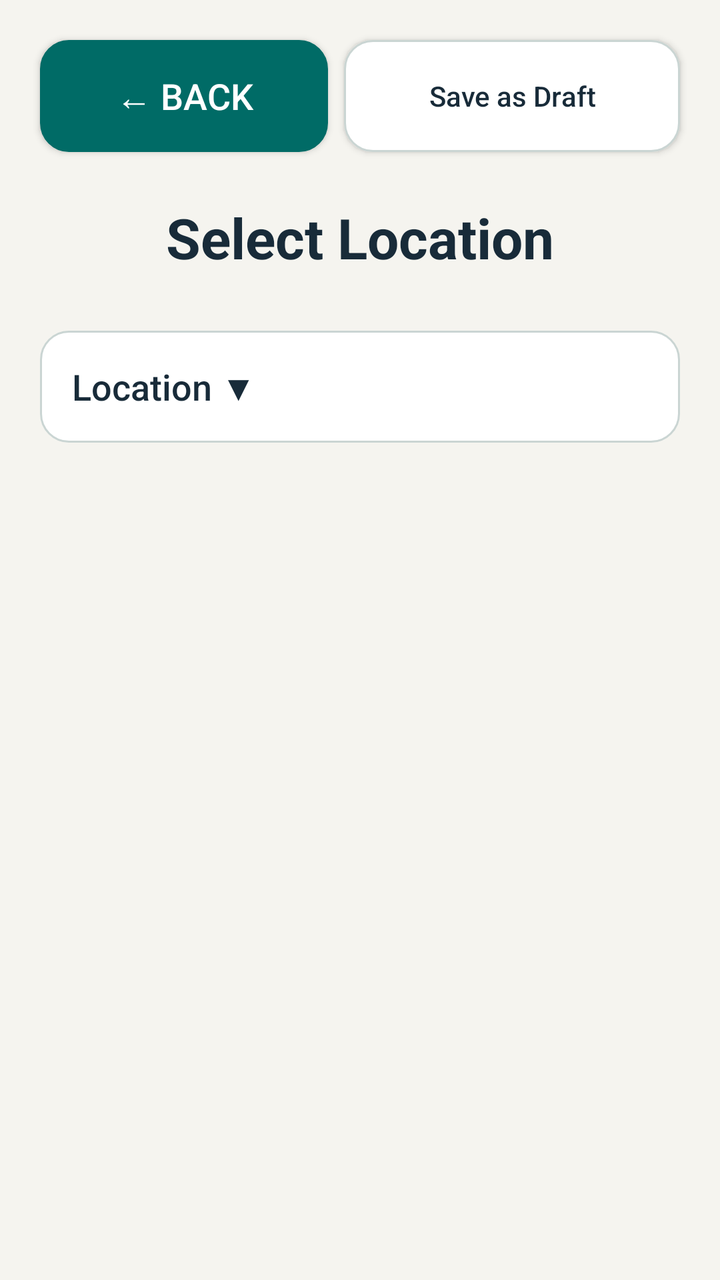
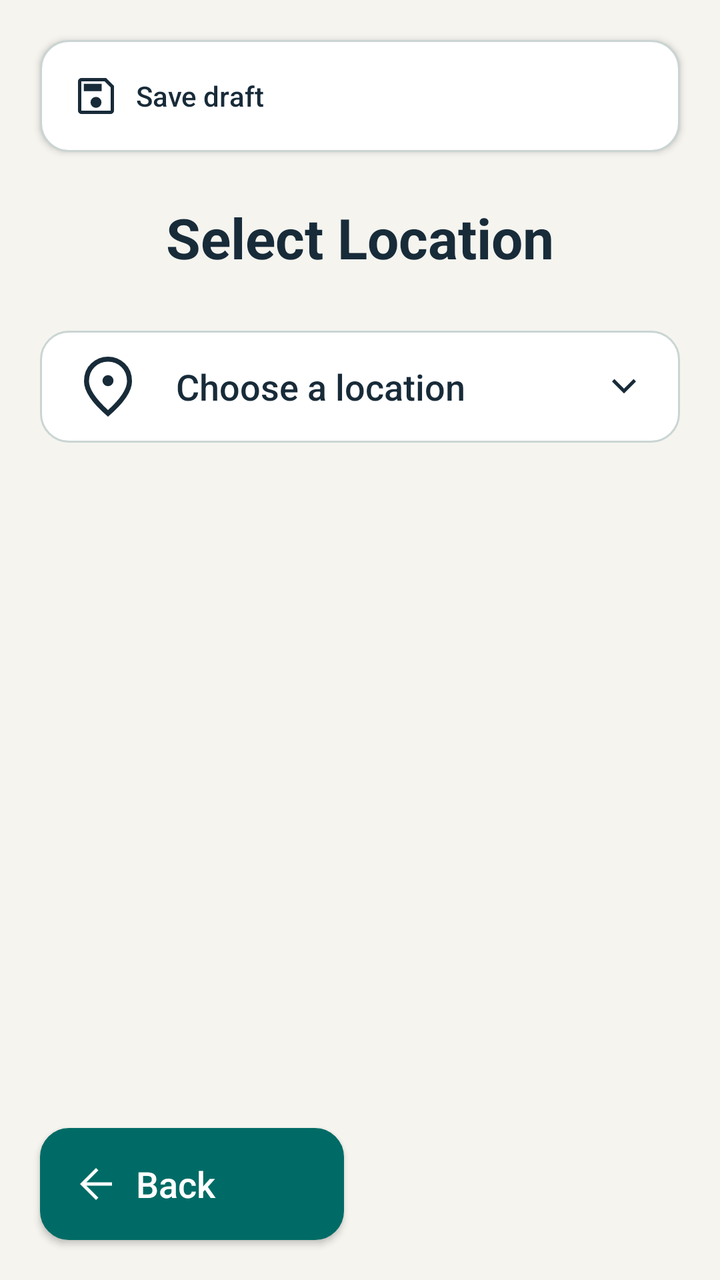

Compare the two renders of this Android layout. The source of the first and the diff that turns it into the second are given below.
<!-- AndroidManifest.xml: application theme Theme.JavaReportingSystem -->
<!-- res/layout/activity_location_selection.xml -->
<?xml version="1.0" encoding="utf-8"?>
<androidx.constraintlayout.widget.ConstraintLayout xmlns:android="http://schemas.android.com/apk/res/android"
    xmlns:app="http://schemas.android.com/apk/res-auto"
    xmlns:tools="http://schemas.android.com/tools"
    android:id="@+id/main"
    android:layout_width="match_parent"
    android:layout_height="match_parent"
    android:background="@color/safety_background"
    tools:context=".ui.LocationSelectionActivity">

    <Button
        android:id="@+id/btnBack"
        android:layout_width="144dp"
        android:layout_height="56dp"
        android:layout_marginStart="20dp"
        android:layout_marginTop="20dp"
        android:background="@drawable/back_button"
        android:text="@string/back"
        android:textAllCaps="false"
        android:textColor="@color/safety_on_action"
        android:textSize="18sp"
        app:layout_constraintStart_toStartOf="parent"
        app:layout_constraintTop_toTopOf="parent"
                app:backgroundTint="@null" />

    <Button
        android:id="@+id/btnSaveDraft"
        android:layout_width="0dp"
        android:layout_height="56dp"
        android:layout_marginStart="8dp"
        android:layout_marginEnd="20dp"
        android:background="@drawable/outline_button"
        android:text="@string/save_as_draft"
        android:textAllCaps="false"
        android:textColor="@color/safety_text"
        android:textSize="14sp"
        android:minWidth="0dp"
        android:paddingStart="8dp"
        android:paddingEnd="8dp"
        app:backgroundTint="@null"
        app:layout_constraintStart_toEndOf="@id/btnBack"
        app:layout_constraintEnd_toEndOf="parent"
        app:layout_constraintTop_toTopOf="@id/btnBack" />



    <TextView
        android:id="@+id/tvTitle"
        android:layout_width="0dp"
        android:layout_height="wrap_content"
        android:layout_marginStart="20dp"
        android:layout_marginTop="24dp"
        android:layout_marginEnd="20dp"
        android:gravity="center"
        android:text="Select Location"
        android:textColor="@color/safety_text"
        android:textSize="28sp"
        android:textStyle="bold"
        app:layout_constraintEnd_toEndOf="parent"
        app:layout_constraintStart_toStartOf="parent"
        app:layout_constraintTop_toBottomOf="@id/btnBack" />

    <ScrollView
        android:id="@+id/locationsContent"
        android:layout_width="0dp"
        android:layout_height="0dp"
        android:fillViewport="true"
        app:layout_constraintBottom_toTopOf="@id/btnNext"
        app:layout_constraintEnd_toEndOf="parent"
        app:layout_constraintStart_toStartOf="parent"
        app:layout_constraintTop_toBottomOf="@id/tvTitle">

        <LinearLayout
            android:layout_width="match_parent"
            android:layout_height="wrap_content"
            android:orientation="vertical"
            android:paddingStart="20dp"
            android:paddingTop="28dp"
            android:paddingEnd="20dp"
            android:paddingBottom="20dp">

            <Button
                android:id="@+id/btnLocationDropdown"
                android:layout_width="match_parent"
                android:layout_height="wrap_content"
                android:background="@drawable/outline_button"
                android:gravity="center_vertical"
                android:minHeight="56dp"
                android:paddingStart="16dp"
                android:paddingEnd="16dp"
                android:stateListAnimator="@null"
                android:text="@string/select_location"
                android:textAllCaps="false"
                android:textColor="@color/safety_text"
                android:textSize="18sp"
                app:backgroundTint="@null" />

            <HorizontalScrollView
                android:id="@+id/locationTableContainer"
                android:layout_width="match_parent"
                android:layout_height="wrap_content"
                android:layout_marginTop="8dp"
                android:fillViewport="true"
                android:visibility="gone">

                <TableLayout
                    android:id="@+id/locationTable"
                    android:layout_width="wrap_content"
                    android:layout_height="wrap_content"
                    android:stretchColumns="1">

                    <TableRow android:background="#EAEAEA">
                        <TextView
                            android:padding="12dp"
                            android:text="ID"
                            android:textColor="@color/safety_text"
                            android:textStyle="bold" />

                        <TextView
                            android:padding="12dp"
                            android:text="Location Name"
                            android:textColor="@color/safety_text"
                            android:textStyle="bold" />
                    </TableRow>
                </TableLayout>
            </HorizontalScrollView>
        </LinearLayout>
    </ScrollView>

    <Button
        android:id="@+id/btnNext"
        android:layout_width="148dp"
        android:layout_height="56dp"
        android:layout_marginEnd="20dp"
        android:layout_marginBottom="20dp"
        android:background="@drawable/next_button"
        android:text="@string/next"
        android:textAllCaps="false"
        android:textColor="@color/safety_on_action"
        android:textSize="18sp"
        android:visibility="invisible"
        app:layout_constraintBottom_toBottomOf="parent"
        app:layout_constraintEnd_toEndOf="parent"
                app:backgroundTint="@null" />
</androidx.constraintlayout.widget.ConstraintLayout>
<!-- resources referenced by this layout -->
<resources>
  <color name="safety_text">#182B39</color>
  <string name="back">← BACK</string>
  <string name="next">NEXT →</string>
  <string name="save_as_draft">Save as Draft</string>
  <string name="select_location">Location  ▼</string>
  <color name="safety_action">#006B66</color>
  <color name="safety_border">#CAD5D3</color>
  <!-- unchanged entries left out for length: 8 -->
</resources>

<!-- the commit's change to res/layout/activity_location_selection.xml (unified diff, before → after) -->
@@ -8,26 +8,41 @@
     android:background="@color/safety_background"
     tools:context=".ui.LocationSelectionActivity">
 
+    <androidx.constraintlayout.widget.Guideline
+        android:id="@+id/bottomGuide"
+        android:layout_width="wrap_content"
+        android:layout_height="wrap_content"
+        android:orientation="vertical"
+        app:layout_constraintGuide_percent="0.5" />
+
     <Button
         android:id="@+id/btnBack"
-        android:layout_width="144dp"
+        android:layout_width="0dp"
         android:layout_height="56dp"
         android:layout_marginStart="20dp"
-        android:layout_marginTop="20dp"
         android:background="@drawable/back_button"
         android:text="@string/back"
         android:textAllCaps="false"
         android:textColor="@color/safety_on_action"
         android:textSize="18sp"
         app:layout_constraintStart_toStartOf="parent"
-        app:layout_constraintTop_toTopOf="parent"
-                app:backgroundTint="@null" />
+                app:backgroundTint="@null"
+        android:drawableStart="@drawable/ic_ms_arrow_back"
+        android:drawableTint="@color/safety_on_action"
+        android:drawablePadding="8dp"
+        android:gravity="center_vertical|start"
+        android:paddingStart="16dp"
+        android:paddingEnd="16dp"
+        android:layout_marginEnd="8dp"
+        android:layout_marginBottom="20dp"
+        app:layout_constraintBottom_toBottomOf="parent"
+        app:layout_constraintEnd_toStartOf="@id/bottomGuide" />
 
     <Button
         android:id="@+id/btnSaveDraft"
         android:layout_width="0dp"
         android:layout_height="56dp"
-        android:layout_marginStart="8dp"
+        android:layout_marginStart="20dp"
         android:layout_marginEnd="20dp"
         android:background="@drawable/outline_button"
         android:text="@string/save_as_draft"
@@ -35,12 +50,17 @@
         android:textColor="@color/safety_text"
         android:textSize="14sp"
         android:minWidth="0dp"
-        android:paddingStart="8dp"
-        android:paddingEnd="8dp"
+        android:paddingStart="16dp"
+        android:paddingEnd="16dp"
         app:backgroundTint="@null"
-        app:layout_constraintStart_toEndOf="@id/btnBack"
         app:layout_constraintEnd_toEndOf="parent"
-        app:layout_constraintTop_toTopOf="@id/btnBack" />
+        android:drawableStart="@drawable/ic_ms_save"
+        android:drawableTint="@color/safety_text"
+        android:drawablePadding="8dp"
+        android:gravity="center_vertical|start"
+        android:layout_marginTop="20dp"
+        app:layout_constraintStart_toStartOf="parent"
+        app:layout_constraintTop_toTopOf="parent" />
 
 
 
@@ -58,7 +78,7 @@
         android:textStyle="bold"
         app:layout_constraintEnd_toEndOf="parent"
         app:layout_constraintStart_toStartOf="parent"
-        app:layout_constraintTop_toBottomOf="@id/btnBack" />
+        app:layout_constraintTop_toBottomOf="@id/btnSaveDraft" />
 
     <ScrollView
         android:id="@+id/locationsContent"
@@ -84,7 +104,7 @@
                 android:layout_width="match_parent"
                 android:layout_height="wrap_content"
                 android:background="@drawable/outline_button"
-                android:gravity="center_vertical"
+                android:gravity="center_vertical|start"
                 android:minHeight="56dp"
                 android:paddingStart="16dp"
                 android:paddingEnd="16dp"
@@ -93,7 +113,11 @@
                 android:textAllCaps="false"
                 android:textColor="@color/safety_text"
                 android:textSize="18sp"
-                app:backgroundTint="@null" />
+                app:backgroundTint="@null"
+                android:drawableStart="@drawable/ic_ms_location_on"
+                android:drawableTint="@color/safety_text"
+                android:drawablePadding="16dp"
+                android:drawableEnd="@drawable/ic_ms_expand_more" />
 
             <HorizontalScrollView
                 android:id="@+id/locationTableContainer"
@@ -129,7 +153,7 @@
 
     <Button
         android:id="@+id/btnNext"
-        android:layout_width="148dp"
+        android:layout_width="0dp"
         android:layout_height="56dp"
         android:layout_marginEnd="20dp"
         android:layout_marginBottom="20dp"
@@ -141,5 +165,13 @@
         android:visibility="invisible"
         app:layout_constraintBottom_toBottomOf="parent"
         app:layout_constraintEnd_toEndOf="parent"
-                app:backgroundTint="@null" />
+                app:backgroundTint="@null"
+        android:drawableStart="@drawable/ic_ms_arrow_forward"
+        android:drawableTint="@color/safety_on_action"
+        android:drawablePadding="8dp"
+        android:gravity="center_vertical|start"
+        android:paddingStart="16dp"
+        android:paddingEnd="16dp"
+        android:layout_marginStart="8dp"
+        app:layout_constraintStart_toStartOf="@id/bottomGuide" />
 </androidx.constraintlayout.widget.ConstraintLayout>
<!-- resource entries referenced after the edit -->
@@ -1,10 +1,65 @@
 <!-- resources referenced by this layout -->
 <resources>
   <color name="safety_text">#182B39</color>
-  <string name="back">← BACK</string>
-  <string name="next">NEXT →</string>
-  <string name="save_as_draft">Save as Draft</string>
-  <string name="select_location">Location  ▼</string>
+  <!-- drawable ic_ms_arrow_back (drawable) -->
+  <vector xmlns:android="http://schemas.android.com/apk/res/android"
+      android:width="24dp"
+      android:height="24dp"
+      android:viewportWidth="960"
+      android:viewportHeight="960"
+      android:autoMirrored="true">
+    <path
+        android:fillColor="@color/safety_text"
+        android:pathData="M287,513.33L527,753.33L480,800L160,480L480,160L527,206.67L287,446.67L800,446.67L800,513.33L287,513.33Z"/>
+  </vector>
+  <!-- drawable ic_ms_arrow_forward (drawable) -->
+  <vector xmlns:android="http://schemas.android.com/apk/res/android"
+      android:width="24dp"
+      android:height="24dp"
+      android:viewportWidth="960"
+      android:viewportHeight="960"
+      android:autoMirrored="true">
+    <path
+        android:fillColor="@color/safety_text"
+        android:pathData="M673,513.33L160,513.33L160,446.67L673,446.67L433,206.67L480,160L800,480L480,800L433,753.33L673,513.33Z"/>
+  </vector>
+  <!-- drawable ic_ms_expand_more (drawable) -->
+  <vector xmlns:android="http://schemas.android.com/apk/res/android"
+      android:width="24dp"
+      android:height="24dp"
+      android:viewportWidth="960"
+      android:viewportHeight="960"
+  >
+    <path
+        android:fillColor="@color/safety_text"
+        android:pathData="M480,615L240,375L287.33,327.67L480,521L672.67,328.33L720,375.67L480,615Z"/>
+  </vector>
+  <!-- drawable ic_ms_location_on (drawable) -->
+  <vector xmlns:android="http://schemas.android.com/apk/res/android"
+      android:width="36dp"
+      android:height="36dp"
+      android:viewportWidth="960"
+      android:viewportHeight="960"
+  >
+    <path
+        android:fillColor="@color/safety_text"
+        android:pathData="M480.06,473.33Q510.33,473.33 531.83,451.77Q553.33,430.22 553.33,399.94Q553.33,369.67 531.77,348.17Q510.22,326.67 479.94,326.67Q449.67,326.67 428.17,348.23Q406.67,369.78 406.67,400.06Q406.67,430.33 428.23,451.83Q449.78,473.33 480.06,473.33ZM480,792Q609.33,674 671.33,577.83Q733.33,481.67 733.33,408Q733.33,293.14 659.97,219.9Q586.61,146.67 480,146.67Q373.39,146.67 300.03,219.9Q226.67,293.14 226.67,408Q226.67,481.67 289.67,577.83Q352.67,674 480,792ZM480,880Q319,743 239.5,625.5Q160,508 160,408Q160,258 256.5,169Q353,80 480,80Q607,80 703.5,169Q800,258 800,408Q800,508 720.5,625.5Q641,743 480,880ZM480,400Q480,400 480,400Q480,400 480,400Q480,400 480,400Q480,400 480,400Q480,400 480,400Q480,400 480,400Q480,400 480,400Q480,400 480,400Z"/>
+  </vector>
+  <!-- drawable ic_ms_save (drawable) -->
+  <vector xmlns:android="http://schemas.android.com/apk/res/android"
+      android:width="24dp"
+      android:height="24dp"
+      android:viewportWidth="960"
+      android:viewportHeight="960"
+  >
+    <path
+        android:fillColor="@color/safety_text"
+        android:pathData="M840,278L840,773.33Q840,800.33 820.17,820.17Q800.33,840 773.33,840L186.67,840Q159.67,840 139.83,820.17Q120,800.33 120,773.33L120,186.67Q120,159.67 139.83,139.83Q159.67,120 186.67,120L682,120L840,278ZM773.33,307.33L652.67,186.67L186.67,186.67Q186.67,186.67 186.67,186.67Q186.67,186.67 186.67,186.67L186.67,773.33Q186.67,773.33 186.67,773.33Q186.67,773.33 186.67,773.33L773.33,773.33Q773.33,773.33 773.33,773.33Q773.33,773.33 773.33,773.33L773.33,307.33ZM479.84,716.67Q525.33,716.67 557.33,684.82Q589.33,652.98 589.33,607.49Q589.33,562 557.49,530Q525.65,498 480.16,498Q434.67,498 402.67,529.84Q370.67,561.69 370.67,607.18Q370.67,652.67 402.51,684.67Q434.35,716.67 479.84,716.67ZM235.33,384L594,384L594,235.33L235.33,235.33L235.33,384ZM186.67,307.33L186.67,773.33Q186.67,773.33 186.67,773.33Q186.67,773.33 186.67,773.33L186.67,773.33Q186.67,773.33 186.67,773.33Q186.67,773.33 186.67,773.33L186.67,186.67Q186.67,186.67 186.67,186.67Q186.67,186.67 186.67,186.67L186.67,186.67L186.67,307.33Z"/>
+  </vector>
+  <string name="back">Back</string>
+  <string name="next">Next</string>
+  <string name="save_as_draft">Save draft</string>
+  <string name="select_location">Choose a location</string>
   <color name="safety_action">#006B66</color>
   <color name="safety_border">#CAD5D3</color>
   <!-- unchanged entries left out for length: 8 -->
